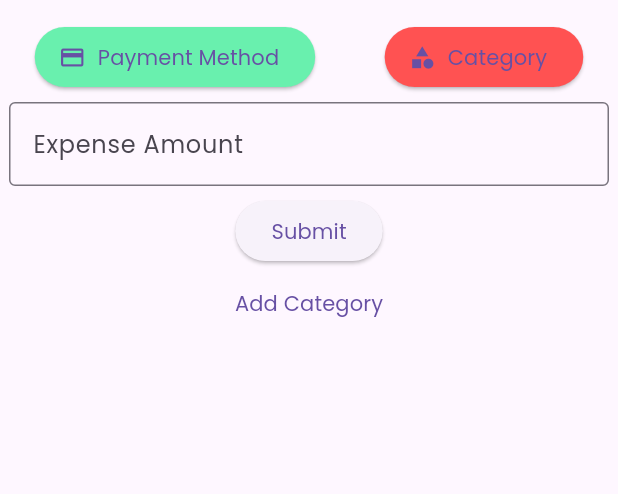
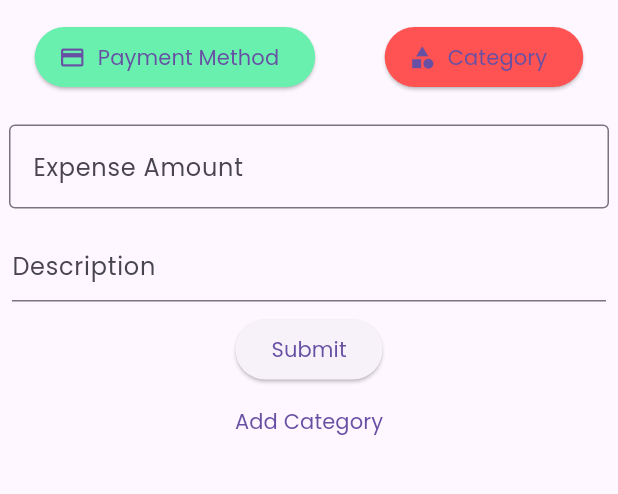
Before and after one commit to stevenjoro098/Daily-Expense, a Flutter app: the addExpensesPage screen opened directly, after a tap on "Submit", on a phone screen of 412 x 824 dp, the part 81-575 px from its top. Run offline on Flutter 3.47's test engine with Material 3 defaults, Android fonts, the light colour scheme and no system bars; our stand-ins replace charts_flutter, sqflite, sqflite_common_ffi; accounts and stored records are empty.

Commit message:
new updates

```diff
--- a/lib/add_expenditure.dart
+++ b/lib/add_expenditure.dart
@@ -1,6 +1,9 @@
 import 'package:flutter/material.dart';
 import 'package:flutter/cupertino.dart';
+import 'package:sqflite/sqflite.dart';
 import 'add_category.dart';
+import 'list_categorys.dart';
+import 'db.dart';
 
 class addExpensesPage extends StatefulWidget {
   const addExpensesPage({super.key});
@@ -11,12 +14,55 @@ class addExpensesPage extends StatefulWidget {
 }
 
 class _addExpensesPageState extends State<addExpensesPage> {
+  String expenseCategory = "";
+  DateTime now = DateTime.now();
  TextEditingController expensesController = TextEditingController();
-  @override
+ TextEditingController expenseDescription = TextEditingController();
+
+  Future<void> insertExpense(String expense, String description, String expense_date, String category) async {
+    final db = await initDatabase();
+    print('Expense insert Method Called');
+    await db.insert(
+      'expense',
+      {'expense_name': expense,
+        'description': description,
+        'expense_date': expense_date,
+        'category': category
+      },
+      conflictAlgorithm: ConflictAlgorithm.replace
+    );
+  }
+  Future<void> _navigateAndDisplaySelection(BuildContext context) async {
+    // Navigator.push returns a Future that completes after calling
+    // Navigator.pop on the Selection Screen.
+    final result = await Navigator.push(
+      context,
+      MaterialPageRoute(builder: (context) => const listCategory()),
+    );
+
+    // When a BuildContext is used from a StatefulWidget, the mounted property
+    // must be checked after an asynchronous gap.
+    setState(() {
+      expenseCategory = result;
+    });
+    print('$expenseCategory after setstate');
+    if (!mounted) return;
+    //print(result);
+    // After the Selection Screen returns a result, hide any previous snackbars
+    // and show the new result.
+    ScaffoldMessenger.of(context)
+      ..removeCurrentSnackBar()
+      ..showSnackBar(SnackBar(content: Text('${ result } Selected')));
+  }
+
+
+@override
   void initState(){
     super.initState();
     expensesController;
   }
+
+
   @override
   Widget build(BuildContext context) {
     return Scaffold(
@@ -47,7 +93,9 @@ class _addExpensesPageState extends State<addExpensesPage> {
                   ),
                 ),
                 ElevatedButton.icon(
-                    onPressed: (){},
+                    onPressed: (){
+                      _navigateAndDisplaySelection(context); // push the alertwidget and receive data from it.
+                    },
                     label: const Text('Category'),
                     icon: const Icon(Icons.category),
                     style: ButtonStyle(
@@ -57,6 +105,7 @@ class _addExpensesPageState extends State<addExpensesPage> {
 
               ],
             ),
+            const SizedBox(height: 15),
             Padding(
               padding: const EdgeInsets.all(6.0),
               child: Center(
@@ -70,8 +119,26 @@ class _addExpensesPageState extends State<addExpensesPage> {
                   )
               ),
             ),
+             Padding(
+               padding: EdgeInsets.all(8.0),
+               child: Center(
+                 child: TextField(
+                   controller: expenseDescription,
+                   decoration: const InputDecoration(
+                     hintText: 'Description'
+                   ),
+                 ),
+               ),
+             ),
              ElevatedButton(
-                  onPressed: (){},
+                  onPressed: (){
+                    insertExpense(
+                        expensesController.text,
+                        expenseDescription.text,
+                        "${now.year}-${now.month}-${now.day}",
+                        expenseCategory,
+                    );
+                  },
                   child: const Text('Submit'),
               ),
             TextButton(
@@ -79,7 +146,7 @@ class _addExpensesPageState extends State<addExpensesPage> {
                   showDialog(
                       context: context,
                       builder: (BuildContext context){
-                        return addCategoryDialog();
+                        return const addCategoryDialog();
                       },
                   );
                 },
--- a/pubspec.yaml
+++ b/pubspec.yaml
@@ -31,6 +31,12 @@ dependencies:
   flutter:
     sdk: flutter
   charts_flutter: ^0.12.0
+  sqflite_common_ffi:
+  path_provider:
+  sqlite3_flutter_libs:
+
+
+
 
 
   # The following adds the Cupertino Icons font to your application.
```
Also changed, not shown: lib/add_category.dart (+46 -6 lines), lib/db.dart (+59 -31 lines), lib/list_categorys.dart (added, +98 -0 lines), lib/main.dart (+10 -1 lines).
